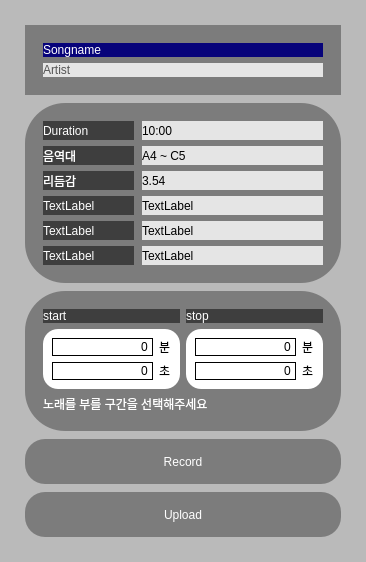
Qt form UI/uiFiles/SongInfo.ui (Hperigee/vocalMaximum) before a commit.
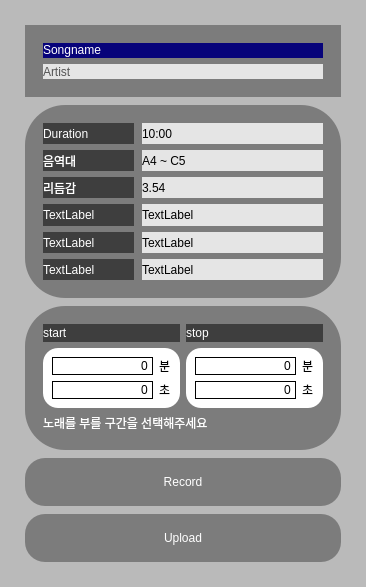
The same form after that commit.

```diff
--- a/UI/uiFiles/SongInfo.ui
+++ b/UI/uiFiles/SongInfo.ui
@@ -7,7 +7,7 @@
     <x>0</x>
     <y>0</y>
     <width>366</width>
-    <height>562</height>
+    <height>587</height>
    </rect>
   </property>
   <property name="sizePolicy">
```
